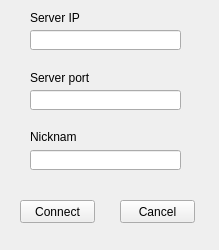
First picture: the form in udp_chat_client/client_con.ui, repository alextyurin/udp_chat, before the edit.
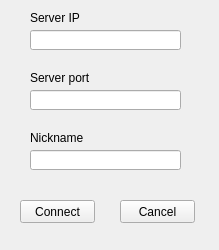
Second picture: the form after the edit.

```diff
--- a/udp_chat_client/client_con.ui
+++ b/udp_chat_client/client_con.ui
@@ -99,7 +99,7 @@
     <rect>
      <x>30</x>
      <y>70</y>
-     <width>61</width>
+     <width>91</width>
      <height>16</height>
     </rect>
    </property>
@@ -112,8 +112,8 @@
     <rect>
      <x>30</x>
      <y>130</y>
-     <width>47</width>
-     <height>13</height>
+     <width>111</width>
+     <height>16</height>
     </rect>
    </property>
    <property name="text">
```
